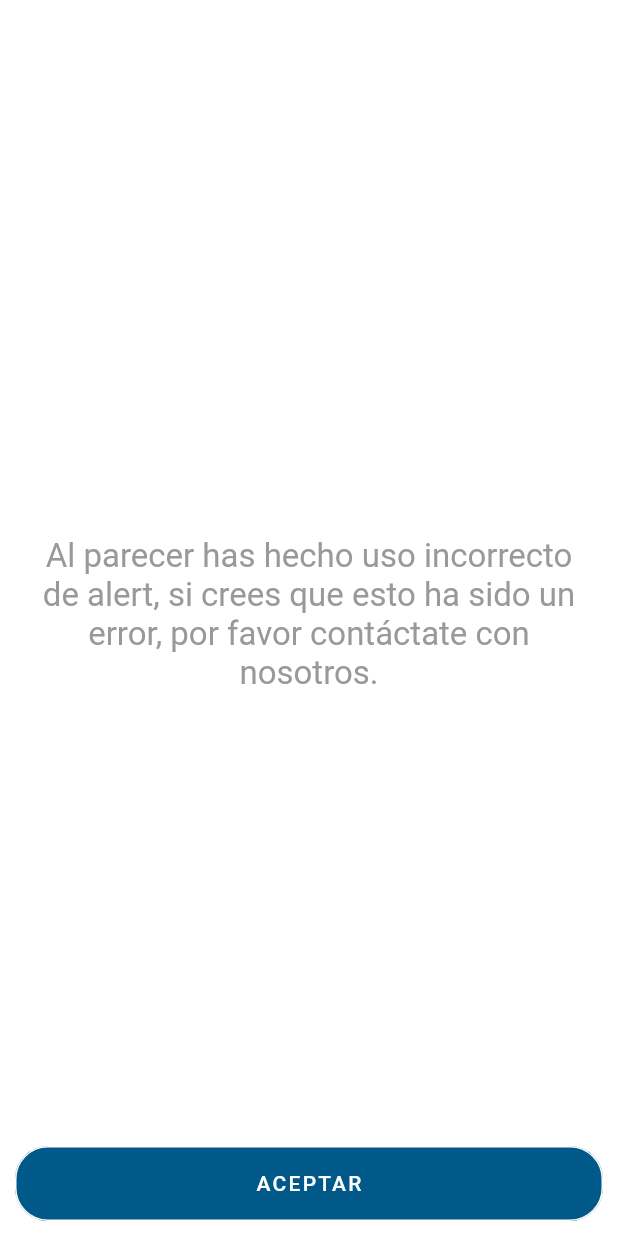
After one commit to jkdlgit/residente, a Flutter app: the AppBloqueada screen opened directly, on a phone screen of 412 x 824 dp. The commit adds this screen. Run offline on Flutter 3.47's test engine with Material 2 defaults, Android fonts, the phone set to English and light mode, and no system bars; our stand-ins replace cloud_firestore, data_connection_checker, flushbar, percent_indicator, progress_dialog, rflutter_alert and 1 more; accounts and stored records are empty.

Commit message:
Agregue la funcionalidad que permite bloquear la app en caso de un mal uso por parte del usuario

```diff
--- a/lib/library/variables_globales.dart
+++ b/lib/library/variables_globales.dart
@@ -10,3 +10,4 @@ bool alertaCancelada = false;
 String valor_inicio_defecto_generador_alerta = '1000';
 int valor_fin_defecto_generador_alerta = 9990;
 String mi_version = '1.0.0';
+int contadorAlertaEnviadaBloqueo = 0;
--- a/lib/models/residente.dart
+++ b/lib/models/residente.dart
@@ -36,6 +36,7 @@ class Campos {
   static String duracion = 'duracion';
   static String document_id = 'document_id';
   static String estado_version = 'estado_version';
+  static String app_bloqueada = 'app_bloqueada';
 }
 
 class Coleccion {
--- /dev/null
+++ b/lib/screens/appBloqueada.dart
@@ -0,0 +1,73 @@
+import 'package:flutter/material.dart';
+import 'package:flutter/services.dart';
+import 'package:progress_dialog/progress_dialog.dart';
+
+import 'package:residente/models/residente.dart';
+import 'package:residente/screens/register1.dart';
+
+class AppBloqueada extends StatefulWidget {
+  @override
+  _AppBloqueadaState createState() => _AppBloqueadaState();
+}
+
+class _AppBloqueadaState extends State<AppBloqueada> {
+  bool hasConnection = false;
+  ProgressDialog pr;
+
+  @override
+  Widget build(BuildContext context) {
+    return WillPopScope(
+      onWillPop: () {
+        return new Future(() => false);
+      },
+      child: Scaffold(
+        appBar: AppBar(
+          backgroundColor: MyColors.white,
+          elevation: 0.0,
+          automaticallyImplyLeading: false,
+        ),
+        body: Column(
+          children: <Widget>[
+            Expanded(
+              child: Column(
+                mainAxisAlignment: MainAxisAlignment.center,
+                children: <Widget>[
+                  Container(
+                    width: MediaQuery.of(context).size.width - 50,
+                    child: Text(
+                      'Al parecer has hecho uso incorrecto de alert, si crees que esto ha sido un error, por favor contáctate con nosotros.',
+                      textAlign: TextAlign.center,
+                      style: TextStyle(fontSize: 22, color: MyColors.grey60),
+                    ),
+                  ),
+                ],
+              ),
+            ),
+            Center(
+              child: Container(
+                width: Posiciones.getBottomButtonSize(context),
+                height: 50.0,
+                child: FlatButton(
+                  color: MyColors.sapphire,
+                  onPressed: () {
+                    SystemNavigator.pop();
+                  },
+                  child: Text(
+                    'ACEPTAR',
+                    style: TextStyle(letterSpacing: 1.5, color: MyColors.white),
+                  ),
+                  shape: RoundedRectangleBorder(
+                    borderRadius: new BorderRadius.circular(22.0),
+                    side: BorderSide(color: MyColors.white),
+                  ),
+                ),
+              ),
+            ),
+            SizedBox(height: Posiciones.separacion_inferior_boton)
+          ],
+        ),
+        backgroundColor: MyColors.white,
+      ),
+    );
+  }
+}
```
Also changed, not shown: lib/main.dart (+17 -0 lines), lib/screens/end.dart (+25 -5 lines).
